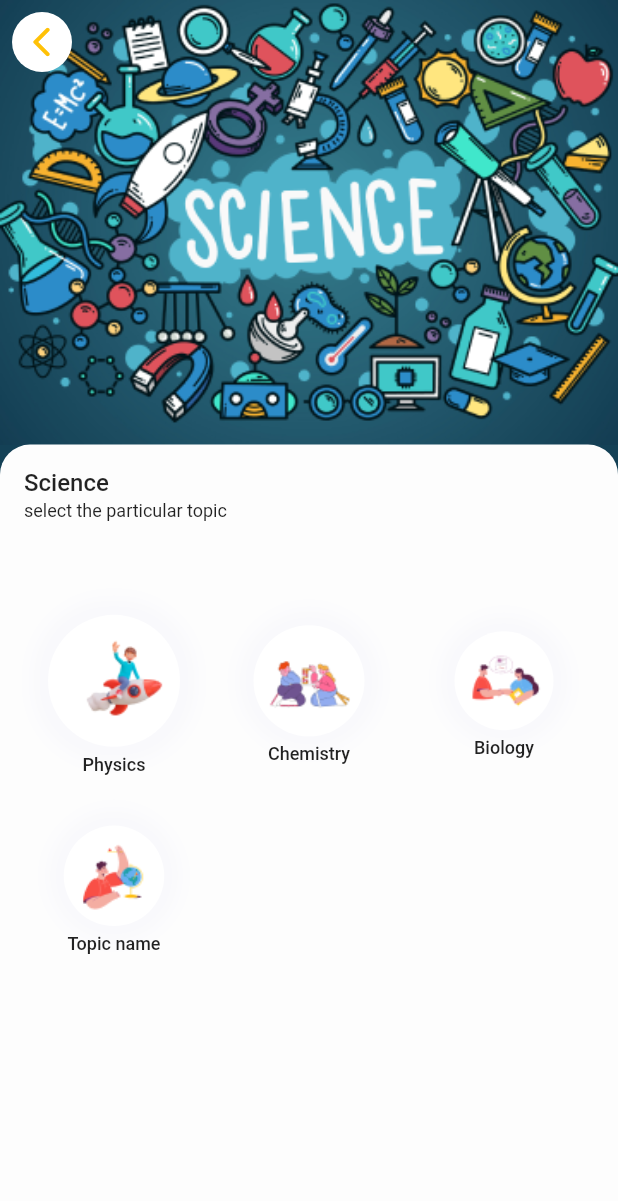
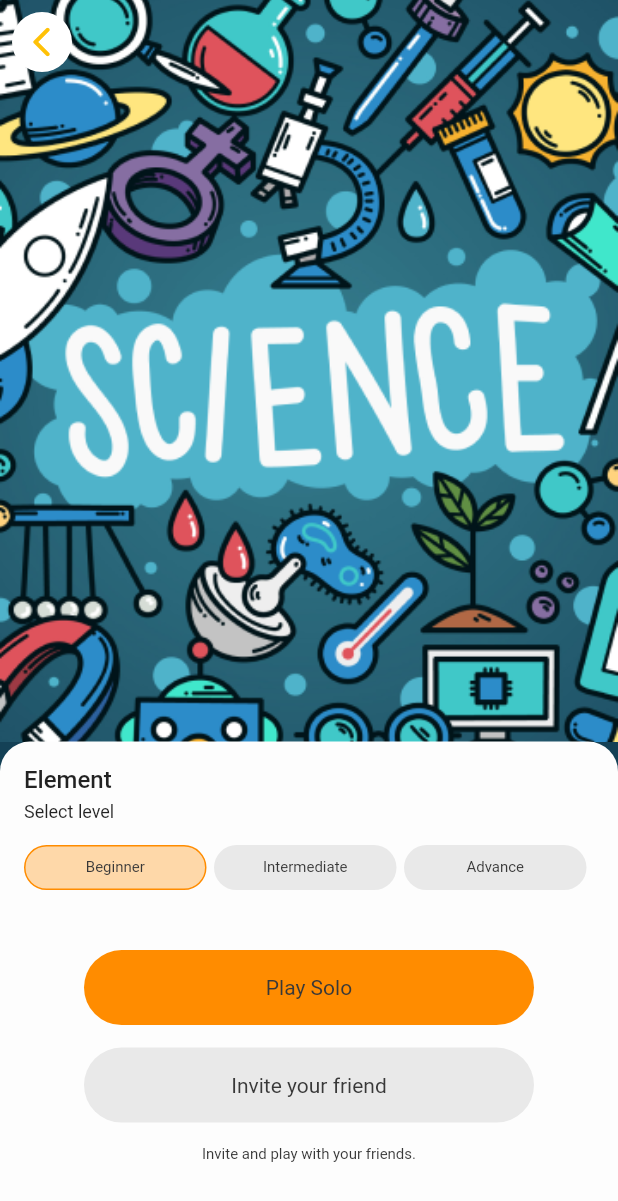
Before and after one commit to khanadnan10/aie-quiz, a Flutter app: the screen it shows after launch, on a phone screen of 412 x 824 dp. Shown: the top 1201 px of the screen. Run offline on Flutter 3.47's test engine with Material 2 defaults, Android fonts, the phone set to English and light mode, and no system bars.

Commit message:
select level

```diff
--- /dev/null
+++ b/lib/features/selectLevelAndPlay/pages/select_level_and_play.dart
@@ -0,0 +1,175 @@
+import 'package:flutter/material.dart';
+import 'package:quiz/features/selectLevelAndPlay/widgets/custom_chip.dart';
+import 'package:quiz/utils/color.dart';
+import 'package:quiz/utils/utils.dart';
+
+class SelectLevelAndPlay extends StatelessWidget {
+  const SelectLevelAndPlay({super.key});
+
+  @override
+  Widget build(BuildContext context) {
+    final Size screenSize = MediaQuery.of(context).size;
+
+    return Scaffold(
+      extendBodyBehindAppBar: true,
+      backgroundColor: AppColor.kTealColor,
+      appBar: AppBar(
+        elevation: 0,
+        backgroundColor: Colors.transparent,
+        leading: GestureDetector(
+          onTap: () => Navigator.pop(context),
+          child: Padding(
+            padding: const EdgeInsets.all(8.0),
+            child: Container(
+              decoration: BoxDecoration(
+                borderRadius: BorderRadius.circular(50.0),
+                color: Colors.white,
+              ),
+              child: const Icon(
+                Icons.arrow_back_ios_rounded,
+                color: Colors.amber,
+              ),
+            ),
+          ),
+        ),
+      ),
+      body: SingleChildScrollView(
+        child: Column(
+          children: [
+            Image.asset(
+              'assets/images/3607741 1 (1).png',
+              fit: BoxFit.cover,
+              width: screenSize.width,
+              height: screenSize.height * 0.6,
+            ),
+            Container(
+              width: screenSize.width,
+              height: screenSize.height,
+              decoration: const BoxDecoration(
+                color: Color(0xFFFDFDFD),
+                borderRadius: BorderRadius.only(
+                  topLeft: Radius.circular(20),
+                  topRight: Radius.circular(20),
+                ),
+              ),
+              padding: const EdgeInsets.all(16.0).copyWith(
+                bottom: 0,
+              ),
+              child: Column(
+                crossAxisAlignment: CrossAxisAlignment.start,
+                children: [
+                  const Text(
+                    'Element',
+                    style: TextStyle(
+                      fontSize: 16.0,
+                      fontWeight: FontWeight.w500,
+                    ),
+                  ),
+                  Utils(height: 5).bodySizedBox,
+                  const Text(
+                    'Select level',
+                    style: TextStyle(
+                      fontSize: 12.0,
+                    ),
+                  ),
+                  Utils().bodySizedBox,
+                  //TODO: Select Level
+                  Row(
+                    mainAxisAlignment: MainAxisAlignment.spaceBetween,
+                    children: [
+                      Expanded(
+                        child: CustomChip(
+                          onTap: () {},
+                          text: 'Beginner',
+                        ),
+                      ),
+                      Expanded(
+                        child: CustomChip(
+                          color: Colors.transparent,
+                          onTap: () {},
+                          fillColor: AppColor.kblackColor.withOpacity(0.1),
+                          text: 'Intermediate',
+                        ),
+                      ),
+                      Expanded(
+                        child: CustomChip(
+                          onTap: () {},
+                          fillColor: AppColor.kblackColor.withOpacity(0.1),
+                          color: Colors.transparent,
+                          text: 'Advance',
+                        ),
+                      ),
+                    ],
+                  ),
+                  Utils(height: 40).bodySizedBox,
+                  Align(
+                    alignment: Alignment.center,
+                    child: Container(
+                      width: 300,
+                      height: 50,
+                      decoration: BoxDecoration(
+                        color: AppColor.kPrimaryColor,
+                        borderRadius: BorderRadius.circular(50.0),
+                      ),
+                      padding: const EdgeInsets.symmetric(
+                        horizontal: 70,
+                        vertical: 8,
+                      ),
+                      child: Center(
+                        child: Text(
+                          'Play Solo',
+                          textAlign: TextAlign.center,
+                          style: TextStyle(
+                            color: AppColor.kblackColor,
+                            fontSize: 14.0,
+                          ),
+                        ),
+                      ),
+                    ),
+                  ),
+                  Utils().bodySizedBox,
+                  Align(
+                    alignment: Alignment.center,
+                    child: Container(
+                      width: 300,
+                      height: 50,
+                      decoration: BoxDecoration(
+                        color: AppColor.kblackColor.withOpacity(0.1),
+                        borderRadius: BorderRadius.circular(50.0),
+                      ),
+                      padding: const EdgeInsets.symmetric(
+                        horizontal: 70,
+                        vertical: 8,
+                      ),
+                      child: Center(
+                        child: Text(
+                          'Invite your friend',
+                          textAlign: TextAlign.center,
+                          style: TextStyle(
+                            color: AppColor.kblackColor,
+                            fontSize: 14.0,
+                          ),
+                        ),
+                      ),
+                    ),
+                  ),
+                  Utils().bodySizedBox,
+                  Center(
+                    child: Text(
+                      'Invite and play with your friends.',
+                      textAlign: TextAlign.center,
+                      style: TextStyle(
+                        color: AppColor.kblackColor,
+                        fontSize: 10.0,
+                      ),
+                    ),
+                  ),
+                ],
+              ),
+            ),
+          ],
+        ),
+      ),
+    );
+  }
+}
--- /dev/null
+++ b/lib/features/selectLevelAndPlay/widgets/custom_chip.dart
@@ -0,0 +1,46 @@
+// ignore_for_file: public_member_api_docs, sort_constructors_first
+import 'package:flutter/material.dart';
+
+class CustomChip extends StatelessWidget {
+  final Function() onTap;
+  final String text;
+  final Color color;
+  final Color textColor;
+  final Color fillColor;
+  const CustomChip({
+    Key? key,
+    required this.onTap,
+    required this.text,
+    this.color = const Color(0xffFF8C00),
+    this.textColor = const Color(0xff383838),
+    this.fillColor = const Color(0xffFED8A9),
+  }) : super(key: key);
+
+  @override
+  Widget build(BuildContext context) {
+    return InkWell(
+      onTap: onTap,
+      borderRadius: BorderRadius.circular(20),
+      child: Container(
+        margin: const EdgeInsets.symmetric(horizontal: 5).copyWith(left: 0),
+        padding: const EdgeInsets.symmetric(horizontal: 10, vertical: 8),
+        decoration: BoxDecoration(
+          color: fillColor,
+          border: Border.all(
+            color: color,
+            width: 1,
+          ),
+          borderRadius: BorderRadius.circular(25.0),
+        ),
+        child: Text(
+          text,
+          textAlign: TextAlign.center,
+          style: TextStyle(
+            color: textColor,
+            fontSize: 10.0,
+          ),
+        ),
+      ),
+    );
+  }
+}
--- a/lib/main.dart
+++ b/lib/main.dart
@@ -1,6 +1,7 @@
 import 'package:flutter/material.dart';
 import 'package:quiz/features/bottomNavBar/page/bottomNavBar.dart';
 import 'package:quiz/features/chooseTopic/pages/choose_topic.dart';
+import 'package:quiz/features/selectLevelAndPlay/pages/select_level_and_play.dart';
 
 void main() {
   runApp(const MyApp());
@@ -14,7 +15,7 @@ class MyApp extends StatelessWidget {
     return  MaterialApp(
       debugShowCheckedModeBanner: false,
       title: 'Quiz',
-      home: ChooseTopic(),
+      home: SelectLevelAndPlay(),
     );
   }
 }
```
Also changed, not shown: assets/images/3607741 1 (1).png (added).
